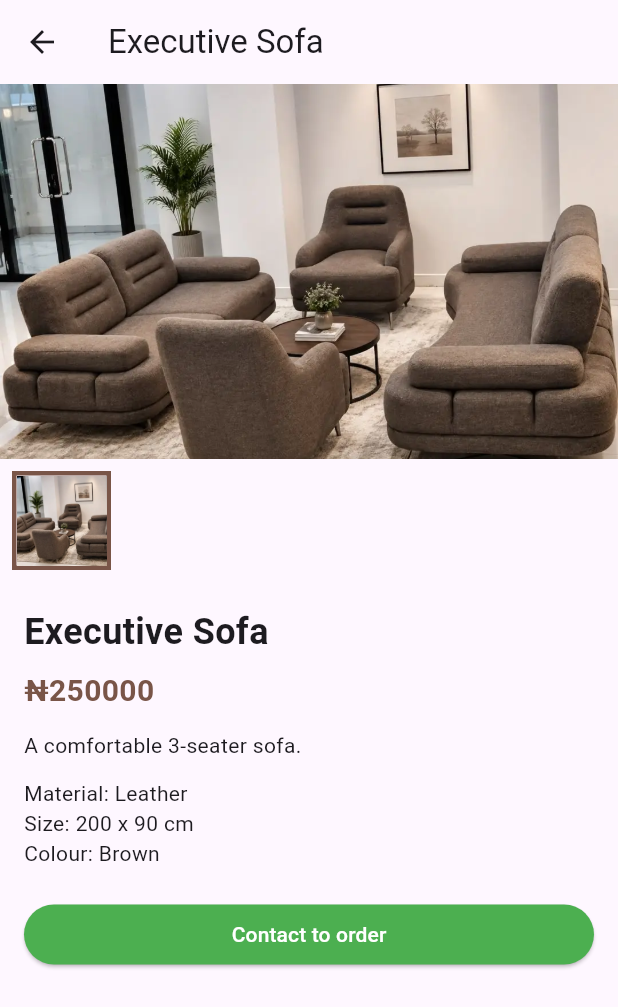
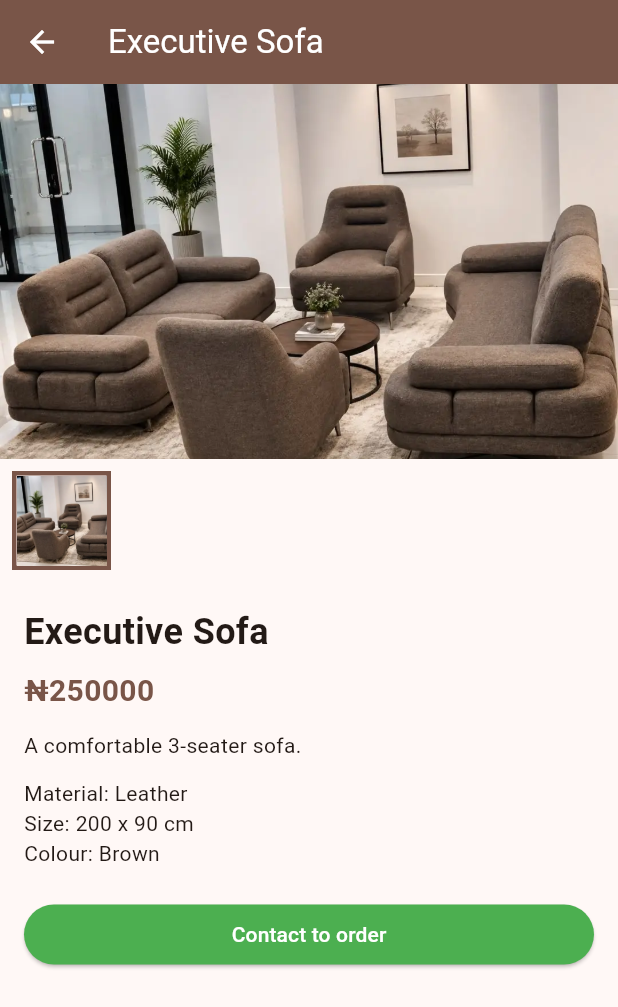
Before and after one commit to S-Ayo1/rayan_furniture_app, a Flutter app: the screen it shows after launch, after a tap on "Executive Sofa", on a phone screen of 412 x 824 dp. Shown: the top 1007 px of the screen. Run offline on Flutter 3.47's test engine with Material 3 defaults, Android fonts, the phone set to English and light mode, and no system bars; our stand-ins replace youtube_player_iframe; network calls fail.

Commit message:
Add Contact tab, theme and logo styling

```diff
--- a/lib/furniture_row.dart
+++ b/lib/furniture_row.dart
@@ -21,9 +21,10 @@ class FurnitureRow extends StatelessWidget {
           ),
         ),
         SizedBox(
-          height: 220,
+          height: 250,
           child: ListView(
             scrollDirection: Axis.horizontal,
+            padding: const EdgeInsets.only(right: 16),
             children: [
               for (var item in items)
                 GestureDetector(
@@ -36,19 +37,23 @@ class FurnitureRow extends StatelessWidget {
                     );
                   },
                   child: Container(
-                    width: 150,
+                    width: 220,
                     margin: const EdgeInsets.only(left: 16),
                     child: Column(
                       crossAxisAlignment: CrossAxisAlignment.start,
                       children: [
-                        Image.asset(
-                          item.images[0],
-                          height: 140,
-                          width: 150,
-                          fit: BoxFit.cover,
+                        ClipRRect(
+                          borderRadius: BorderRadius.circular(12),
+                          child: Image.asset(
+                            item.images[0],
+                            height: 200,
+                            width: 200,
+                            fit: BoxFit.cover,
+                          ),
                         ),
-                        Text(item.title),
-                        Text('₦${item.price}'),
+                        const SizedBox(height: 6),
+                        Text(item.title, style: const TextStyle(fontWeight: FontWeight.bold)),
+                        Text('₦${item.price}', style: const TextStyle(color: Colors.brown)),
                       ],
                     ),
                   ),
--- a/lib/home_banner.dart
+++ b/lib/home_banner.dart
@@ -41,10 +41,14 @@ class _HomeBannerState extends State<HomeBanner> {
 
   @override
   Widget build(BuildContext context) {
-    return SizedBox(
-      height: 250,
+    return Padding(
+      padding: const EdgeInsets.all(16),
+      child: ClipRRect(
+        borderRadius: BorderRadius.circular(12),
+        child: SizedBox(
+          height: 280,
           child: AnimatedSwitcher(
-        duration: const Duration(milliseconds: 800), // fade time
+            duration: const Duration(milliseconds: 800),
             child: Image.asset(
               bannerImages[currentPage],
               repeat: ImageRepeat.repeat,
@@ -53,6 +57,8 @@ class _HomeBannerState extends State<HomeBanner> {
               width: double.infinity,
             ),
           ),
+        ),
+      ),
     );
   }
 }
--- a/lib/main.dart
+++ b/lib/main.dart
@@ -14,7 +14,16 @@ class MyApp extends StatelessWidget {
 
   @override
   Widget build(BuildContext context) {
-    return const MaterialApp(home: MainScreen());
+    return MaterialApp(
+      theme: ThemeData(
+        colorScheme: ColorScheme.fromSeed(seedColor: Colors.brown),
+        appBarTheme: const AppBarTheme(
+          backgroundColor: Colors.brown,
+          foregroundColor: Colors.white,
+        ),
+      ),
+      home: const MainScreen(),
+    );
   }
 }
 
@@ -25,7 +34,14 @@ class HomeScreen extends StatelessWidget {
   Widget build(BuildContext context) {
     return Scaffold(
       appBar: AppBar(
-        title: Image.asset('assets/images/logo.png', height: 42),
+        title: Container(
+          padding: const EdgeInsets.all(1),
+          decoration: BoxDecoration(
+            color: Colors.white,
+            borderRadius: BorderRadius.circular(8),
+          ),
+          child: Image.asset('assets/images/logo.png', height: 32, width: 38),
+        ),
       ),
       body: ListView(
         children: [
```
Lines whose indentation alone changed are shown as unchanged.
